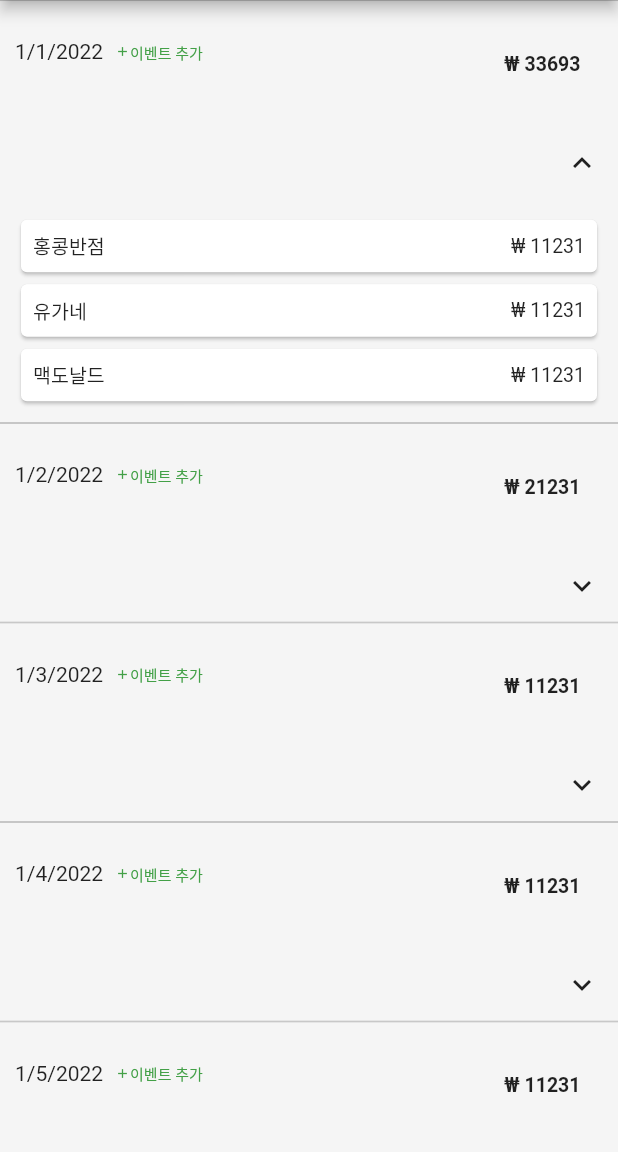
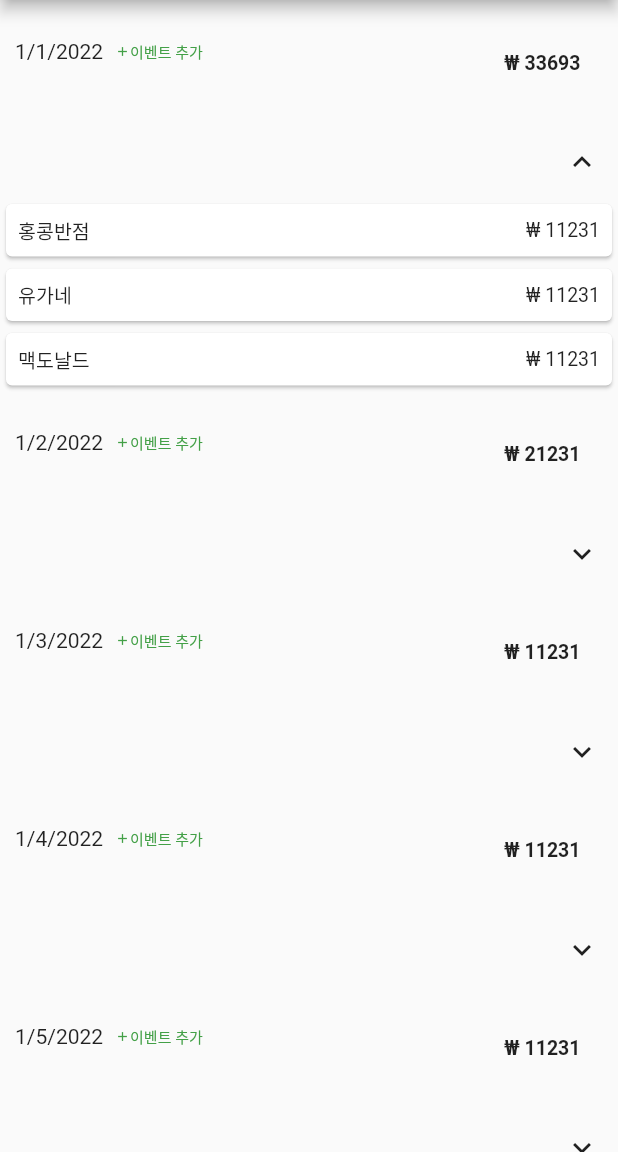
Before and after one commit to tyange/ttattogat_flutter, a Flutter app: the screen it shows after launch, after a tap on the "keyboard arrow down" icon, on a phone screen of 412 x 824 dp, the part 84-1236 px from its top. Run offline on Flutter 3.47's test engine with Material 2 defaults, Android fonts, the phone set to English and light mode, and no system bars; Roboto replaces fonts that are missing (Gowun Dodum, Pretendard).

Commit message:
making listview to event-items

```diff
--- a/lib/widgets/day_item.dart
+++ b/lib/widgets/day_item.dart
@@ -32,21 +32,7 @@ class _DayItemState extends State<DayItem> {
 
   @override
   Widget build(BuildContext context) {
-    return Align(
-      alignment: Alignment.center,
-      child: Container(
-        width: double.infinity,
-        decoration: BoxDecoration(
-          color: Theme.of(context).colorScheme.surface,
-          border: const Border.symmetric(
-            horizontal: BorderSide(
-              color: Colors.black26,
-              width: 0.5,
-            ),
-          ),
-        ),
-        child: IntrinsicHeight(
-          child: Column(
+    return Column(
       children: <Widget>[
         Row(
           mainAxisAlignment: MainAxisAlignment.spaceBetween,
@@ -117,20 +103,21 @@ class _DayItemState extends State<DayItem> {
           ],
         ),
         if (_showEvents)
-                Flexible(
-                  child: Container(
-                    padding: const EdgeInsets.all(10),
-                    child: Column(
-                      children: widget.day.events
-                          .map((e) => EventItem(key: ValueKey(e.id), event: e))
-                          .toList(),
+          Row(
+            children: <Widget>[
+              Expanded(
+                child: ListView.builder(
+                  shrinkWrap: true,
+                  itemCount: widget.day.events.length,
+                  itemBuilder: (ctx, i) => EventItem(
+                    key: ValueKey(widget.day.events[i].date),
+                    event: widget.day.events[i],
                   ),
                 ),
               ),
             ],
           ),
-        ),
-      ),
+      ],
     );
   }
 }
```
Lines whose indentation alone changed are shown as unchanged.
